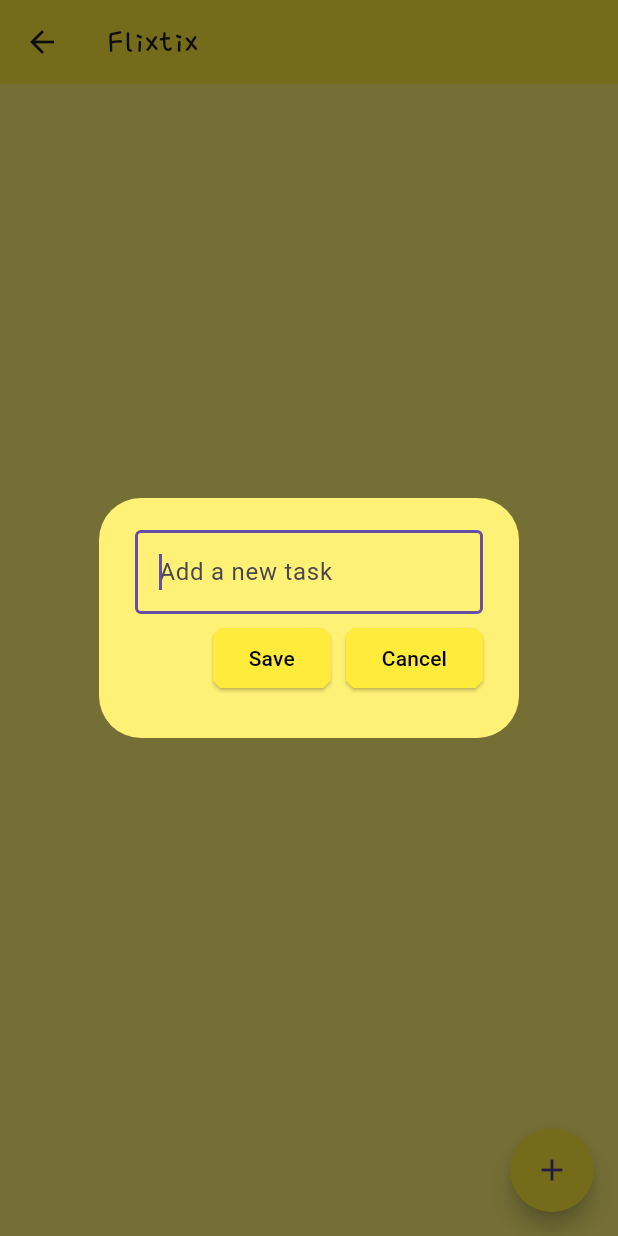
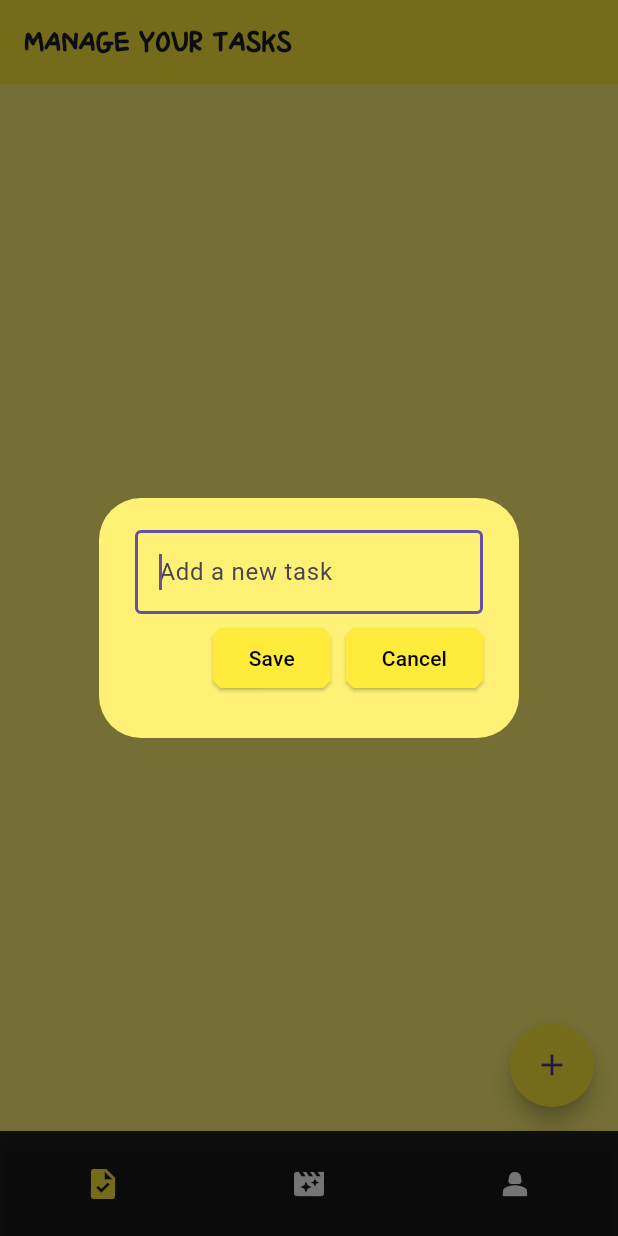
Before and after one commit to MJI-Abir/Flixtix, a Flutter app: the HomeScreen screen opened directly, after a tap on the "add" icon, on a phone screen of 412 x 824 dp. Run offline on Flutter 3.47's test engine with Material 3 defaults, Android fonts, the phone set to English and light mode, and no system bars; drawn by our look-alikes of animated_bottom_navigation_bar; our stand-ins replace cloud_firestore, firebase_core, firebase_storage, flutter_slidable, flutter_spinkit, fluttertoast and 1 more; accounts and stored records are empty.

Commit message:
added bottom navigation bar

```diff
--- a/lib/home_page/home_screen.dart
+++ b/lib/home_page/home_screen.dart
@@ -1,10 +1,10 @@
-import "package:cloud_firestore/cloud_firestore.dart";
+import "package:animated_bottom_navigation_bar/animated_bottom_navigation_bar.dart";
 import "package:flutter/material.dart";
+import "package:moviflix/flixtix_page/flixtix_page.dart";
+import "package:moviflix/profile_page/profile_page.dart";
+import "package:moviflix/todo_page/todo_page.dart";
+import "package:moviflix/utils/consts.dart";
 import "package:moviflix/utils/my_colors.dart";
-import "package:moviflix/widgets/custom_alert_dialog.dart";
-import "package:moviflix/widgets/custom_dialog_box_with_text_field.dart";
-import "package:moviflix/widgets/task_operations.dart";
-import "package:moviflix/widgets/todo_list_tile.dart";
 
 class HomeScreen extends StatefulWidget {
   const HomeScreen({super.key});
@@ -14,88 +14,40 @@ class HomeScreen extends StatefulWidget {
 }
 
 class _HomeScreenState extends State<HomeScreen> {
-  final _taskNameController = TextEditingController();
-  final _firestore = FirebaseFirestore.instance;
+  int _bottomNavIndex = 0;
 
-  void openDialogBox() {
-    showDialog(
-      context: context,
-      builder: (context) {
-        return CustomDialogBoxWithTextField(
-          taskNameController: _taskNameController,
-          onSave: () {
-            TaskOperations.saveNewTask(context, _taskNameController);
-            _taskNameController.clear();
-          },
-          onCancel: () => Navigator.of(context).pop(),
-        );
-      },
-    );
-  }
+  final pages = [
+    const TodoPage(),
+    const FlixtixPage(),
+    const ProfilePage(),
+  ];
 
-  void openUpdateAlertDialog(String taskId, String taskName) {
-    showDialog(
-      context: context,
-      builder: (context) {
-        return CustomAlertDialog(
-          onCancel: () => Navigator.of(context).pop(),
-          onUpdate: () =>
-              TaskOperations.updateTask(context, _taskNameController, taskId),
-          taskNameController: _taskNameController,
-          taskName: taskName,
-        );
-      },
-    );
+  @override
+  void initState() {
+    super.initState();
+    _bottomNavIndex = 0;
   }
 
   @override
   Widget build(BuildContext context) {
     return Scaffold(
-      appBar: AppBar(
-        title: const Text(
-          "Flixtix",
-          style: TextStyle(fontFamily: "SingleDay"),
-        ),
-        elevation: 0,
-        backgroundColor: Theme.of(context).primaryColor,
-      ),
-      backgroundColor: MyColors.appBgColor,
-      body: StreamBuilder<QuerySnapshot>(
-        stream: _firestore.collection('tasks').orderBy('timestamp').snapshots(),
-        builder: (context, snapshot) {
-          if (snapshot.hasData) {
-            return ListView(
-              children: snapshot.data!.docs.map(
-                (DocumentSnapshot document) {
-                  Map<String, dynamic> data =
-                      document.data()! as Map<String, dynamic>;
-                  return TodoListTile(
-                    taskName: data['taskName'],
-                    isCompleted: data['isCompleted'],
-                    onDelete: (context) =>
-                        TaskOperations.deleteTask(data['id']),
-                    onChanged: (value) =>
-                        TaskOperations.checkboxChanged(data['id'], value),
-                    onEditPressed: (context) =>
-                        openUpdateAlertDialog(data['id'], data['taskName']),
-                  );
-                },
-              ).toList(),
-            );
-          } else if (snapshot.hasError) {
-            return const Center(
-              child: Text('No Tasks'),
-            );
-          } else {
-            return const Center(child: CircularProgressIndicator());
-          }
+      body: pages[_bottomNavIndex],
+      bottomNavigationBar: AnimatedBottomNavigationBar(
+        icons: Consts.bottomNavIcons,
+        activeIndex: _bottomNavIndex,
+        backgroundColor: Colors.black87,
+        rightCornerRadius: 20,
+        leftCornerRadius: 20,
+        gapLocation: GapLocation.none,
+        elevation: 4,
+        height: 70,
+        activeColor: MyColors.appTheme,
+        inactiveColor: Colors.white,
+        onTap: (index) {
+          setState(() {
+            _bottomNavIndex = index;
+          });
         },
-      ),
-      floatingActionButton: FloatingActionButton(
-        backgroundColor: Theme.of(context).primaryColor,
-        shape: const CircleBorder(),
-        onPressed: openDialogBox,
-        child: const Icon(Icons.add),
       ),
     );
   }
--- a/lib/main.dart
+++ b/lib/main.dart
@@ -1,6 +1,6 @@
 import 'package:flutter/material.dart';
-import 'package:moviflix/flixtix_page/flixtix_page.dart';
 import 'package:firebase_core/firebase_core.dart';
+import 'package:moviflix/home_page/home_screen.dart';
 import 'firebase_options.dart';
 
 void main() async{
@@ -18,7 +18,7 @@ class MainApp extends StatelessWidget {
   Widget build(BuildContext context) {
     return MaterialApp(
       debugShowCheckedModeBanner: false,
-      home: const FlixtixPage(),
+      home: const HomeScreen(),
       theme: ThemeData(primaryColor: Colors.yellow),
     );
   }
--- /dev/null
+++ b/lib/todo_page/todo_page.dart
@@ -0,0 +1,105 @@
+import 'package:cloud_firestore/cloud_firestore.dart';
+import 'package:flutter/material.dart';
+import 'package:moviflix/utils/my_colors.dart';
+import 'package:moviflix/widgets/custom_alert_dialog.dart';
+import 'package:moviflix/widgets/custom_dialog_box_with_text_field.dart';
+import 'package:moviflix/widgets/task_operations.dart';
+import 'package:moviflix/widgets/todo_list_tile.dart';
+
+class TodoPage extends StatefulWidget {
+  const TodoPage({super.key});
+
+  @override
+  State<TodoPage> createState() => _TodoPageState();
+}
+
+class _TodoPageState extends State<TodoPage> {
+  final _taskNameController = TextEditingController();
+  final _firestore = FirebaseFirestore.instance;
+
+  void openDialogBox() {
+    showDialog(
+      context: context,
+      builder: (context) {
+        return CustomDialogBoxWithTextField(
+          taskNameController: _taskNameController,
+          onSave: () {
+            TaskOperations.saveNewTask(context, _taskNameController);
+            _taskNameController.clear();
+          },
+          onCancel: () => Navigator.of(context).pop(),
+        );
+      },
+    );
+  }
+
+  void openUpdateAlertDialog(String taskId, String taskName) {
+    showDialog(
+      context: context,
+      builder: (context) {
+        return CustomAlertDialog(
+          onCancel: () => Navigator.of(context).pop(),
+          onUpdate: () =>
+              TaskOperations.updateTask(context, _taskNameController, taskId),
+          taskNameController: _taskNameController,
+          taskName: taskName,
+        );
+      },
+    );
+  }
+
+  @override
+  Widget build(BuildContext context) {
+    return Scaffold(
+      appBar: AppBar(
+        title: const Text(
+          "MANAGE YOUR TASKS",
+          style: TextStyle(
+            fontFamily: "SingleDay",
+            fontWeight: FontWeight.bold,
+          ),
+        ),
+        elevation: 0,
+        backgroundColor: Theme.of(context).primaryColor,
+      ),
+      backgroundColor: MyColors.appBgColor,
+      body: StreamBuilder<QuerySnapshot>(
+        stream: _firestore.collection('tasks').orderBy('timestamp').snapshots(),
+        builder: (context, snapshot) {
+          if (snapshot.hasData) {
+            return ListView(
+              children: snapshot.data!.docs.map(
+                (DocumentSnapshot document) {
+                  Map<String, dynamic> data =
+                      document.data()! as Map<String, dynamic>;
+                  return TodoListTile(
+                    taskName: data['taskName'],
+                    isCompleted: data['isCompleted'],
+                    onDelete: (context) =>
+                        TaskOperations.deleteTask(data['id']),
+                    onChanged: (value) =>
+                        TaskOperations.checkboxChanged(data['id'], value),
+                    onEditPressed: (context) =>
+                        openUpdateAlertDialog(data['id'], data['taskName']),
+                  );
+                },
+              ).toList(),
+            );
+          } else if (snapshot.hasError) {
+            return const Center(
+              child: Text('No Tasks'),
+            );
+          } else {
+            return const Center(child: CircularProgressIndicator());
+          }
+        },
+      ),
+      floatingActionButton: FloatingActionButton(
+        backgroundColor: Theme.of(context).primaryColor,
+        shape: const CircleBorder(),
+        onPressed: openDialogBox,
+        child: const Icon(Icons.add),
+      ),
+    );
+  }
+}
--- /dev/null
+++ b/lib/utils/consts.dart
@@ -0,0 +1,9 @@
+import 'package:flutter/material.dart';
+
+class Consts {
+  static const List<IconData> bottomNavIcons = [
+    Icons.task,
+    Icons.movie_filter,
+    Icons.person_2,
+  ];
+}
--- a/pubspec.yaml
+++ b/pubspec.yaml
@@ -7,6 +7,7 @@ environment:
   sdk: '>=3.2.4 <4.0.0'
 
 dependencies:
+  animated_bottom_navigation_bar: ^1.3.3
   cloud_firestore: ^4.15.3
   firebase_auth: ^4.17.3
   firebase_core: ^2.25.3
```
Also changed, not shown: lib/flixtix_page/flixtix_page.dart (+5 -35 lines), lib/profile_page/profile_page.dart (added, +19 -0 lines), pubspec.lock.
